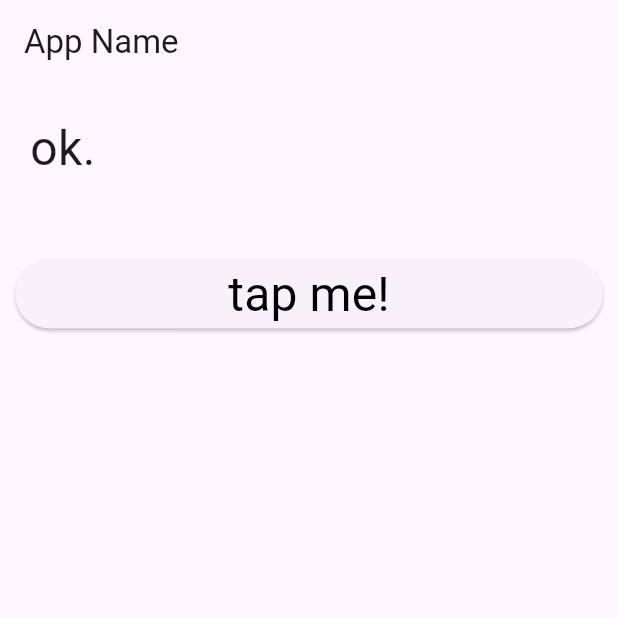
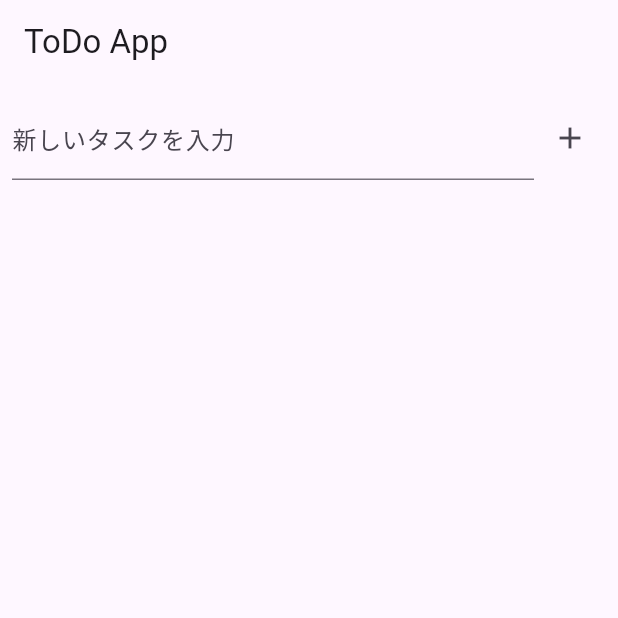
Before and after one commit to makina42/mobile-development, a Flutter app: the screen it shows after launch, on a phone screen of 412 x 824 dp, the top half of it. Run offline on Flutter 3.47's test engine with Material 3 defaults, Android fonts, the phone set to English and light mode, and no system bars.

Commit message:
0611/1138

```diff
--- a/lib/main.dart
+++ b/lib/main.dart
@@ -5,79 +5,104 @@ void main() {
 }
 
 class MyApp extends StatelessWidget {
-  const MyApp({Key? key}) : super(key: key);
-  final title = 'Flutterサンプル';
-
   @override
   Widget build(BuildContext context) {
     return MaterialApp(
-      title: 'Flutter Demo',
-      home: MyHomePage(title: this.title),
+      title: 'ToDo App',
+      theme: ThemeData(primarySwatch: Colors.blue),
+      home: MyHomePage(),
     );
   }
 }
 
+class Todo {
+  String title;
+  bool isDone;
+
+  Todo({required this.title, this.isDone = false});
+}
+
 class MyHomePage extends StatefulWidget {
-  const MyHomePage({required this.title}) : super();
-  final String title;
-
+  MyHomePage({Key? key}) : super(key: key);
   @override
   _MyHomePageState createState() => _MyHomePageState();
 }
 
 class _MyHomePageState extends State<MyHomePage> {
-  static var _message = 'ok.';
+  final List<Todo> _todos = [];
+  final TextEditingController _controller = TextEditingController();
+
+  void _addTodo() {
+    final text = _controller.text;
+    if (text.isNotEmpty) {
+      setState(() {
+        _todos.add(Todo(title: text));
+        _controller.clear();
+      });
+    }
+  }
+
+  void _toggleTodoStatus(int index) {
+    setState(() {
+      _todos[index].isDone = !_todos[index].isDone;
+    });
+  }
+
+  void _deleteTodo(int index) {
+    setState(() {
+      _todos.removeAt(index);
+    });
+  }
+
   @override
   Widget build(BuildContext context) {
     return Scaffold(
-      appBar: AppBar(title: Text('App Name')),
-      body: Center(
-        child: Column(
-          mainAxisAlignment: MainAxisAlignment.start,
-          mainAxisSize: MainAxisSize.max,
-          crossAxisAlignment: CrossAxisAlignment.stretch,
-          children: <Widget>[
-            Padding(
-              padding: EdgeInsets.all(20.0),
-              child: Text(
-                _message,
-                style: TextStyle(
-                  fontSize: 32.0,
-                  fontWeight: FontWeight.w400,
-                  fontFamily: "Roboto",
-                ),
-              ),
-            ),
-            Padding(padding: EdgeInsets.all(10.0)),
-            Padding(
-              padding: EdgeInsets.all(10.0),
-              child: ElevatedButton(
-                onPressed: buttonPressed,
-                child: Text(
-                  "tap me!",
-                  style: TextStyle(
-                    fontSize: 32.0,
-                    color: const Color(0xff000000),
-                    fontWeight: FontWeight.w400,
-                    fontFamily: "Roboto",
+      appBar: AppBar(title: const Text('ToDo App')),
+      body: Column(
+        children: [
+          Padding(
+            padding: const EdgeInsets.all(8.0),
+            child: Row(
+              children: [
+                Expanded(
+                  child: TextField(
+                    controller: _controller,
+                    decoration: const InputDecoration(labelText: '新しいタスクを入力'),
                   ),
                 ),
-              ),
+                IconButton(icon: const Icon(Icons.add), onPressed: _addTodo),
+              ],
             ),
-          ],
-        ),
+          ),
+          Expanded(
+            child: ListView.builder(
+              itemCount: _todos.length,
+              itemBuilder: (context, index) {
+                final todo = _todos[index];
+                return ListTile(
+                  leading: Checkbox(
+                    value: todo.isDone,
+                    onChanged: (value) {
+                      _toggleTodoStatus(index);
+                    },
+                  ),
+                  title: Text(
+                    todo.title,
+                    style: TextStyle(
+                      decoration:
+                          todo.isDone ? TextDecoration.lineThrough : null,
+                    ),
+                  ),
+                  trailing: IconButton(
+                    icon: const Icon(Icons.delete),
+                    onPressed: () => _deleteTodo(index),
+                  ),
+                );
+              },
+            ),
+          ),
+        ],
       ),
     );
   }
-
-  void buttonPressed() {
-    showDialog(
-      context: context,
-      builder:
-          (BuildContext context) => AlertDialog(
-            title: Text("Hello!"),
-            content: Text("This is sample."),
-          ),
-    );
-  }
 }
```
Also changed, not shown: 1 other file.
